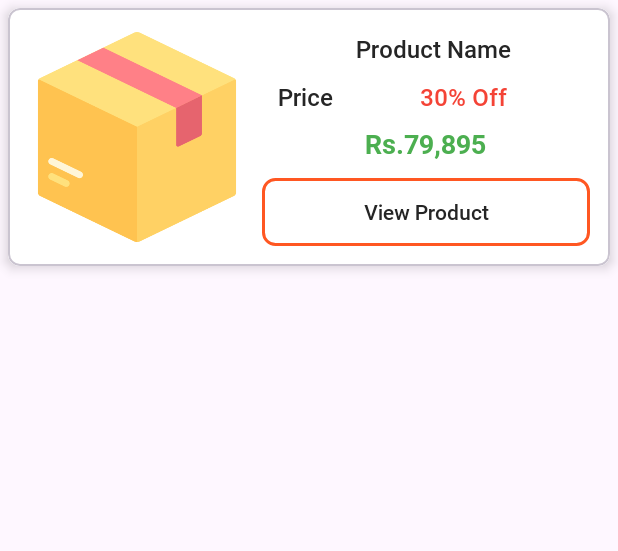
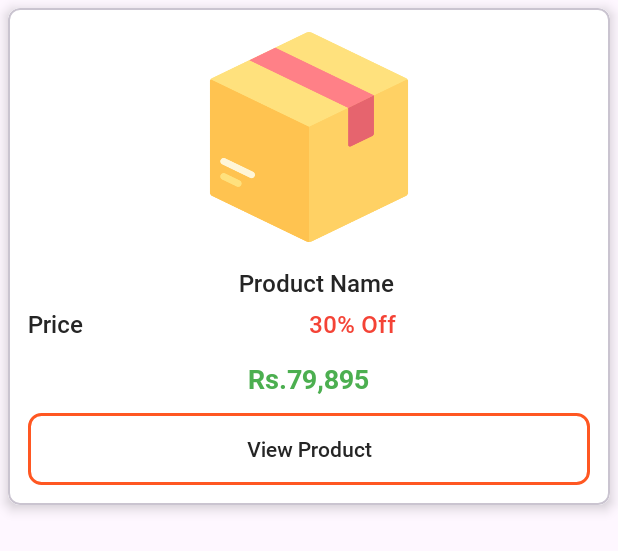
Before and after one commit to devapp-nishant/Android_Ecommerce_App, an Android app: the layout wishlist_item.xml on its own in the app's theme, with its tools: preview values and no code run, on a phone screen of 412 x 824 dp. Shown: the top 551 px of the screen. Run offline under Robolectric (Android 15) with nearby library versions, the phone set to English and light mode, and no system bars.

Commit message:
CODE TO MAKE ECOMMERCE APP IN ANDROID

```diff
--- a/app/src/main/res/layout/wishlist_item.xml
+++ b/app/src/main/res/layout/wishlist_item.xml
@@ -11,65 +11,69 @@
         android:layout_width="match_parent"
         android:layout_height="wrap_content"
         android:background="@color/white"
-        android:padding="8dp"
-        android:orientation="horizontal">
+        android:orientation="vertical"
+        android:padding="8dp">
 
         <ImageView
             android:id="@+id/wishItemImg"
-            android:src="@drawable/box"
+            android:layout_width="@dimen/_120sdp"
+            android:layout_height="@dimen/_120sdp"
+            android:layout_gravity="center"
             android:padding="8dp"
-            android:layout_width="@dimen/_120sdp"
-            android:layout_height="@dimen/_120sdp"/>
+            android:src="@drawable/box" />
 
-        <androidx.appcompat.widget.LinearLayoutCompat
-            android:layout_width="match_parent"
-            android:layout_height="match_parent"
-            android:orientation="vertical">
 
         <TextView
             android:id="@+id/wishItemProductName"
             android:layout_width="wrap_content"
             android:layout_height="wrap_content"
+            android:layout_gravity="center"
             android:layout_marginStart="5dp"
             android:layout_marginTop="8dp"
             android:fontFamily="@font/roboto_medium"
+            android:text="Product Name"
+            android:textAlignment="center"
             android:textColor="@color/text_color"
-                android:text="Product Name"
-                android:layout_gravity="center"
-                android:textAlignment="center"
-                android:textSize="16sp"/>
+            android:textSize="16sp" />
 
         <androidx.appcompat.widget.LinearLayoutCompat
             android:layout_width="match_parent"
             android:layout_height="wrap_content"
-                android:weightSum="2"
-                android:layout_gravity="center"
-                android:orientation="horizontal">
+            android:gravity="center"
+            android:orientation="horizontal"
+            android:weightSum="2">
+
+            <androidx.appcompat.widget.LinearLayoutCompat
+                android:layout_width="match_parent"
+                android:layout_height="wrap_content"
+                android:padding="5dp"
+                android:orientation="horizontal"
+                android:weightSum="2">
 
                 <TextView
                     android:id="@+id/wishItemPrice"
                     android:layout_width="0dp"
                     android:layout_height="wrap_content"
-                    android:layout_marginStart="16dp"
-                    android:layout_marginTop="10dp"
-                    android:textSize="16sp"
+                    android:layout_gravity="center"
                     android:layout_weight="1"
                     android:fontFamily="@font/roboto_medium"
                     android:text="Price"
-                    android:textColor="@color/text_color"/>
+                    android:textColor="@color/text_color"
+                    android:textSize="16sp" />
 
 
                 <TextView
                     android:id="@+id/wishItemDiscount"
                     android:layout_width="0dp"
                     android:layout_height="wrap_content"
+                    android:layout_gravity="end"
                     android:layout_weight="1"
-                    android:textSize="16sp"
-                    android:layout_marginTop="10dp"
-                    android:layout_marginEnd="24dp"
                     android:fontFamily="@font/roboto_medium"
                     android:text="30% Off"
-                    android:textColor="#F44336"/>
+                    android:textColor="#F44336"
+                    android:textSize="16sp" />
+
+            </androidx.appcompat.widget.LinearLayoutCompat>
 
         </androidx.appcompat.widget.LinearLayoutCompat>
 
@@ -77,38 +81,29 @@
             android:id="@+id/wishItemFinalPrice"
             android:layout_width="wrap_content"
             android:layout_height="wrap_content"
+            android:layout_gravity="center"
             android:layout_marginTop="8dp"
+            android:layout_marginBottom="5dp"
             android:fontFamily="@font/roboto_bold"
             android:text="Rs.79,895"
-                android:layout_gravity="center"
-                android:layout_marginBottom="5dp"
             android:textColor="#4CAF50"
-                android:textSize="18sp"
-                app:layout_constraintBottom_toTopOf="@+id/wishItemViewProductBtn"
-                app:layout_constraintEnd_toEndOf="@+id/wishItemDiscount"
-                app:layout_constraintStart_toStartOf="@+id/wishItemPrice"
-                app:layout_constraintTop_toBottomOf="@+id/wishItemPrice" />
+            android:textSize="18sp" />
 
         <androidx.appcompat.widget.AppCompatButton
             android:id="@+id/wishItemViewProductBtn"
             android:layout_width="match_parent"
             android:layout_height="wrap_content"
+            android:layout_marginHorizontal="5dp"
+            android:layout_marginVertical="5dp"
             android:background="@drawable/stroke_btn_bg"
+            android:fontFamily="@font/roboto_medium"
             android:text="View Product"
-                android:textColor="@color/text_color"
-                android:fontFamily="@font/roboto_medium"
             android:textAlignment="center"
             android:textAllCaps="false"
-                android:textSize="14sp"
-                android:layout_marginHorizontal="5dp"
-                android:layout_marginVertical="5dp"
-                app:layout_constraintBottom_toBottomOf="parent"
-                app:layout_constraintEnd_toEndOf="parent"
-                app:layout_constraintStart_toStartOf="parent" />
-
+            android:textColor="@color/text_color"
+            android:textSize="14sp" />
 
     </androidx.appcompat.widget.LinearLayoutCompat>
 
-    </androidx.appcompat.widget.LinearLayoutCompat>
 
 </com.google.android.material.card.MaterialCardView>
```
Lines whose indentation alone changed are shown as unchanged.
